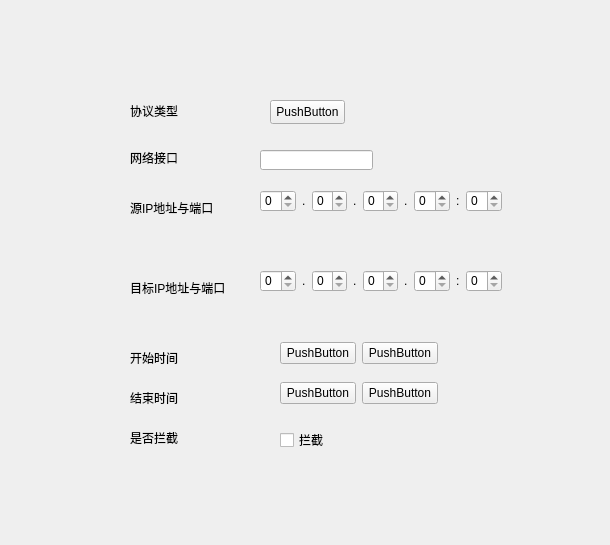
First picture: the form in GUI/view/ui/add_rules.ui, repository tingyuPP/NIS3302_, before the edit.
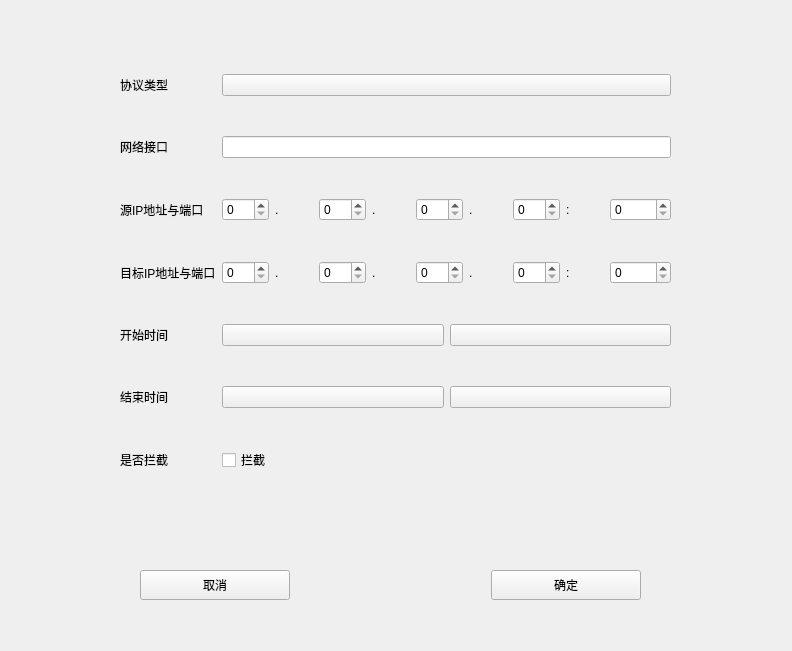
Second picture: the form after the edit. Custom widgets are drawn as their Qt base class.

Commit message: feat: Add GUI files for deleting and changing firewall rules

```diff
--- a/GUI/view/ui/add_rules.ui
+++ b/GUI/view/ui/add_rules.ui
@@ -6,77 +6,31 @@
    <rect>
     <x>0</x>
     <y>0</y>
-    <width>610</width>
-    <height>545</height>
+    <width>792</width>
+    <height>651</height>
    </rect>
   </property>
   <property name="windowTitle">
    <string>Form</string>
   </property>
-  <widget class="CaptionLabel" name="label">
-   <property name="geometry">
-    <rect>
-     <x>130</x>
-     <y>100</y>
-     <width>61</width>
-     <height>21</height>
-    </rect>
-   </property>
-   <property name="text">
-    <string>协议类型</string>
-   </property>
-  </widget>
-  <widget class="ComboBox" name="pushButton">
-   <property name="geometry">
-    <rect>
-     <x>270</x>
-     <y>100</y>
-     <width>75</width>
-     <height>24</height>
-    </rect>
-   </property>
-   <property name="text">
-    <string>PushButton</string>
-   </property>
-  </widget>
-  <widget class="CheckBox" name="checkBox">
-   <property name="geometry">
-    <rect>
-     <x>280</x>
-     <y>430</y>
-     <width>79</width>
-     <height>20</height>
-    </rect>
-   </property>
-   <property name="text">
-    <string>拦截</string>
-   </property>
-  </widget>
-  <widget class="CaptionLabel" name="label_5">
-   <property name="geometry">
-    <rect>
-     <x>130</x>
-     <y>280</y>
-     <width>111</width>
-     <height>16</height>
-    </rect>
-   </property>
-   <property name="text">
-    <string>目标IP地址与端口</string>
-   </property>
-  </widget>
   <widget class="QWidget" name="layoutWidget">
    <property name="geometry">
     <rect>
-     <x>260</x>
-     <y>270</y>
-     <width>242</width>
-     <height>22</height>
+     <x>120</x>
+     <y>40</y>
+     <width>551</width>
+     <height>471</height>
     </rect>
    </property>
+   <layout class="QGridLayout" name="gridLayout">
+    <item row="3" column="1">
    <layout class="QHBoxLayout" name="horizontalLayout">
     <item>
-     <widget class="SpinBox" name="spinBox_6"/>
+       <widget class="CompactSpinBox" name="spinBox_6">
+        <property name="maximum">
+         <number>255</number>
+        </property>
+       </widget>
     </item>
     <item>
      <widget class="CaptionLabel" name="label_16">
@@ -86,7 +40,11 @@
      </widget>
     </item>
     <item>
-     <widget class="SpinBox" name="spinBox_10"/>
+       <widget class="CompactSpinBox" name="spinBox_10">
+        <property name="maximum">
+         <number>255</number>
+        </property>
+       </widget>
     </item>
     <item>
      <widget class="CaptionLabel" name="label_17">
@@ -96,7 +54,11 @@
      </widget>
     </item>
     <item>
-     <widget class="SpinBox" name="spinBox_7"/>
+       <widget class="CompactSpinBox" name="spinBox_7">
+        <property name="maximum">
+         <number>255</number>
+        </property>
+       </widget>
     </item>
     <item>
      <widget class="CaptionLabel" name="label_15">
@@ -106,7 +68,11 @@
      </widget>
     </item>
     <item>
-     <widget class="SpinBox" name="spinBox_8"/>
+       <widget class="CompactSpinBox" name="spinBox_8">
+        <property name="maximum">
+         <number>255</number>
+        </property>
+       </widget>
     </item>
     <item>
      <widget class="CaptionLabel" name="label_18">
@@ -116,123 +82,75 @@
      </widget>
     </item>
     <item>
-     <widget class="SpinBox" name="spinBox_9"/>
-    </item>
-   </layout>
-  </widget>
-  <widget class="QWidget" name="layoutWidget_2">
-   <property name="geometry">
-    <rect>
-     <x>280</x>
-     <y>380</y>
-     <width>158</width>
-     <height>26</height>
-    </rect>
-   </property>
-   <layout class="QHBoxLayout" name="horizontalLayout_4">
-    <item>
-     <widget class="CalendarPicker" name="pushButton_4">
-      <property name="text">
-       <string>PushButton</string>
-      </property>
-     </widget>
-    </item>
-    <item>
-     <widget class="TimePicker" name="pushButton_5">
-      <property name="text">
-       <string>PushButton</string>
-      </property>
-     </widget>
-    </item>
-   </layout>
-  </widget>
-  <widget class="CaptionLabel" name="label_8">
-   <property name="geometry">
-    <rect>
-     <x>130</x>
-     <y>350</y>
-     <width>54</width>
-     <height>16</height>
-    </rect>
-   </property>
-   <property name="text">
-    <string>开始时间</string>
-   </property>
-  </widget>
-  <widget class="CaptionLabel" name="label_2">
-   <property name="geometry">
-    <rect>
-     <x>130</x>
-     <y>150</y>
-     <width>54</width>
-     <height>16</height>
-    </rect>
-   </property>
-   <property name="text">
-    <string>网络接口</string>
-   </property>
-  </widget>
-  <widget class="CaptionLabel" name="label_10">
-   <property name="geometry">
-    <rect>
-     <x>130</x>
-     <y>430</y>
-     <width>54</width>
-     <height>16</height>
-    </rect>
-   </property>
-   <property name="text">
-    <string>是否拦截</string>
-   </property>
-  </widget>
-  <widget class="CaptionLabel" name="label_6">
-   <property name="geometry">
-    <rect>
-     <x>130</x>
-     <y>320</y>
-     <width>54</width>
-     <height>16</height>
-    </rect>
-   </property>
+       <widget class="CompactSpinBox" name="spinBox_9">
+        <property name="maximum">
+         <number>65535</number>
+        </property>
+       </widget>
+      </item>
+     </layout>
+    </item>
+    <item row="0" column="1">
+     <widget class="ComboBox" name="pushButton">
    <property name="text">
     <string/>
    </property>
   </widget>
-  <widget class="LineEdit" name="lineEdit_2">
-   <property name="geometry">
-    <rect>
-     <x>260</x>
-     <y>150</y>
-     <width>113</width>
-     <height>20</height>
-    </rect>
-   </property>
-  </widget>
-  <widget class="CaptionLabel" name="label_9">
-   <property name="geometry">
-    <rect>
-     <x>130</x>
-     <y>390</y>
-     <width>54</width>
-     <height>16</height>
-    </rect>
-   </property>
+    </item>
+    <item row="5" column="0">
+     <widget class="StrongBodyLabel" name="label_9">
    <property name="text">
     <string>结束时间</string>
    </property>
   </widget>
-  <widget class="QWidget" name="layoutWidget_3">
-   <property name="geometry">
-    <rect>
-     <x>260</x>
-     <y>190</y>
-     <width>242</width>
-     <height>22</height>
-    </rect>
-   </property>
+    </item>
+    <item row="0" column="0">
+     <widget class="StrongBodyLabel" name="label">
+      <property name="text">
+       <string>协议类型</string>
+      </property>
+     </widget>
+    </item>
+    <item row="3" column="0">
+     <widget class="StrongBodyLabel" name="label_5">
+      <property name="text">
+       <string>目标IP地址与端口</string>
+      </property>
+     </widget>
+    </item>
+    <item row="4" column="0">
+     <widget class="StrongBodyLabel" name="label_8">
+      <property name="text">
+       <string>开始时间</string>
+      </property>
+     </widget>
+    </item>
+    <item row="4" column="1">
+     <layout class="QHBoxLayout" name="horizontalLayout_3">
+      <item>
+       <widget class="CalendarPicker" name="pushButton_2">
+        <property name="text">
+         <string/>
+        </property>
+       </widget>
+      </item>
+      <item>
+       <widget class="TimePicker" name="pushButton_3">
+        <property name="text">
+         <string/>
+        </property>
+       </widget>
+      </item>
+     </layout>
+    </item>
+    <item row="2" column="1">
    <layout class="QHBoxLayout" name="horizontalLayout_2">
     <item>
-     <widget class="SpinBox" name="spinBox"/>
+       <widget class="CompactSpinBox" name="spinBox">
+        <property name="maximum">
+         <number>255</number>
+        </property>
+       </widget>
     </item>
     <item>
      <widget class="CaptionLabel" name="label_11">
@@ -242,7 +160,11 @@
      </widget>
     </item>
     <item>
-     <widget class="SpinBox" name="spinBox_2"/>
+       <widget class="CompactSpinBox" name="spinBox_2">
+        <property name="maximum">
+         <number>255</number>
+        </property>
+       </widget>
     </item>
     <item>
      <widget class="CaptionLabel" name="label_12">
@@ -252,7 +174,11 @@
      </widget>
     </item>
     <item>
-     <widget class="SpinBox" name="spinBox_3"/>
+       <widget class="CompactSpinBox" name="spinBox_3">
+        <property name="maximum">
+         <number>255</number>
+        </property>
+       </widget>
     </item>
     <item>
      <widget class="CaptionLabel" name="label_13">
@@ -262,7 +188,11 @@
      </widget>
     </item>
     <item>
-     <widget class="SpinBox" name="spinBox_4"/>
+       <widget class="CompactSpinBox" name="spinBox_4">
+        <property name="maximum">
+         <number>255</number>
+        </property>
+       </widget>
     </item>
     <item>
      <widget class="CaptionLabel" name="label_14">
@@ -272,44 +202,111 @@
      </widget>
     </item>
     <item>
-     <widget class="SpinBox" name="spinBox_5"/>
-    </item>
-   </layout>
-  </widget>
-  <widget class="CaptionLabel" name="label_3">
-   <property name="geometry">
-    <rect>
-     <x>130</x>
-     <y>200</y>
-     <width>91</width>
-     <height>16</height>
-    </rect>
-   </property>
+       <widget class="CompactSpinBox" name="spinBox_5">
+        <property name="maximum">
+         <number>65535</number>
+        </property>
+       </widget>
+      </item>
+     </layout>
+    </item>
+    <item row="6" column="0">
+     <widget class="StrongBodyLabel" name="label_10">
+      <property name="text">
+       <string>是否拦截</string>
+      </property>
+     </widget>
+    </item>
+    <item row="6" column="1">
+     <widget class="CheckBox" name="checkBox">
+      <property name="text">
+       <string>拦截</string>
+      </property>
+     </widget>
+    </item>
+    <item row="5" column="1">
+     <layout class="QHBoxLayout" name="horizontalLayout_4">
+      <item>
+       <widget class="CalendarPicker" name="pushButton_4">
+        <property name="text">
+         <string/>
+        </property>
+       </widget>
+      </item>
+      <item>
+       <widget class="TimePicker" name="pushButton_5">
+        <property name="text">
+         <string/>
+        </property>
+       </widget>
+      </item>
+     </layout>
+    </item>
+    <item row="2" column="0">
+     <widget class="StrongBodyLabel" name="label_3">
    <property name="text">
     <string>源IP地址与端口</string>
    </property>
   </widget>
-  <widget class="QWidget" name="layoutWidget_4">
+    </item>
+    <item row="1" column="1">
+     <widget class="LineEdit" name="lineEdit_2"/>
+    </item>
+    <item row="1" column="0">
+     <widget class="StrongBodyLabel" name="label_2">
+      <property name="text">
+       <string>网络接口</string>
+      </property>
+     </widget>
+    </item>
+   </layout>
+  </widget>
+  <widget class="QWidget" name="layoutWidget">
    <property name="geometry">
     <rect>
-     <x>280</x>
-     <y>340</y>
-     <width>158</width>
-     <height>26</height>
+     <x>140</x>
+     <y>550</y>
+     <width>501</width>
+     <height>71</height>
     </rect>
    </property>
-   <layout class="QHBoxLayout" name="horizontalLayout_3">
+   <layout class="QHBoxLayout" name="horizontalLayout_5">
     <item>
-     <widget class="CalendarPicker" name="pushButton_2">
+     <widget class="PushButton" name="pushButton_6">
+      <property name="minimumSize">
+       <size>
+        <width>150</width>
+        <height>30</height>
+       </size>
+      </property>
       <property name="text">
-       <string>PushButton</string>
+       <string>取消</string>
       </property>
      </widget>
     </item>
     <item>
-     <widget class="TimePicker" name="pushButton_3">
+     <spacer name="horizontalSpacer">
+      <property name="orientation">
+       <enum>Qt::Orientation::Horizontal</enum>
+      </property>
+      <property name="sizeHint" stdset="0">
+       <size>
+        <width>30</width>
+        <height>20</height>
+       </size>
+      </property>
+     </spacer>
+    </item>
+    <item>
+     <widget class="PrimaryPushButton" name="pushButton_7">
+      <property name="minimumSize">
+       <size>
+        <width>150</width>
+        <height>30</height>
+       </size>
+      </property>
       <property name="text">
-       <string>PushButton</string>
+       <string>确定</string>
       </property>
      </widget>
     </item>
@@ -317,11 +314,6 @@
   </widget>
  </widget>
  <customwidgets>
-  <customwidget>
-   <class>SpinBox</class>
-   <extends>QSpinBox</extends>
-   <header>qfluentwidgets</header>
-  </customwidget>
   <customwidget>
    <class>CaptionLabel</class>
    <extends>QLabel</extends>
@@ -352,6 +344,26 @@
    <extends>QPushButton</extends>
    <header>qfluentwidgets</header>
   </customwidget>
+  <customwidget>
+   <class>CompactSpinBox</class>
+   <extends>QSpinBox</extends>
+   <header>qfluentwidgets</header>
+  </customwidget>
+  <customwidget>
+   <class>PrimaryPushButton</class>
+   <extends>QPushButton</extends>
+   <header>qfluentwidgets</header>
+  </customwidget>
+  <customwidget>
+   <class>PushButton</class>
+   <extends>QPushButton</extends>
+   <header>qfluentwidgets</header>
+  </customwidget>
+  <customwidget>
+   <class>StrongBodyLabel</class>
+   <extends>QLabel</extends>
+   <header>qfluentwidgets</header>
+  </customwidget>
  </customwidgets>
  <resources/>
  <connections/>
```
Left out of the diff: 4 changed lines with no effect on the pictures. Lines whose indentation alone changed are shown as unchanged. The commit also changes 20 other files.
